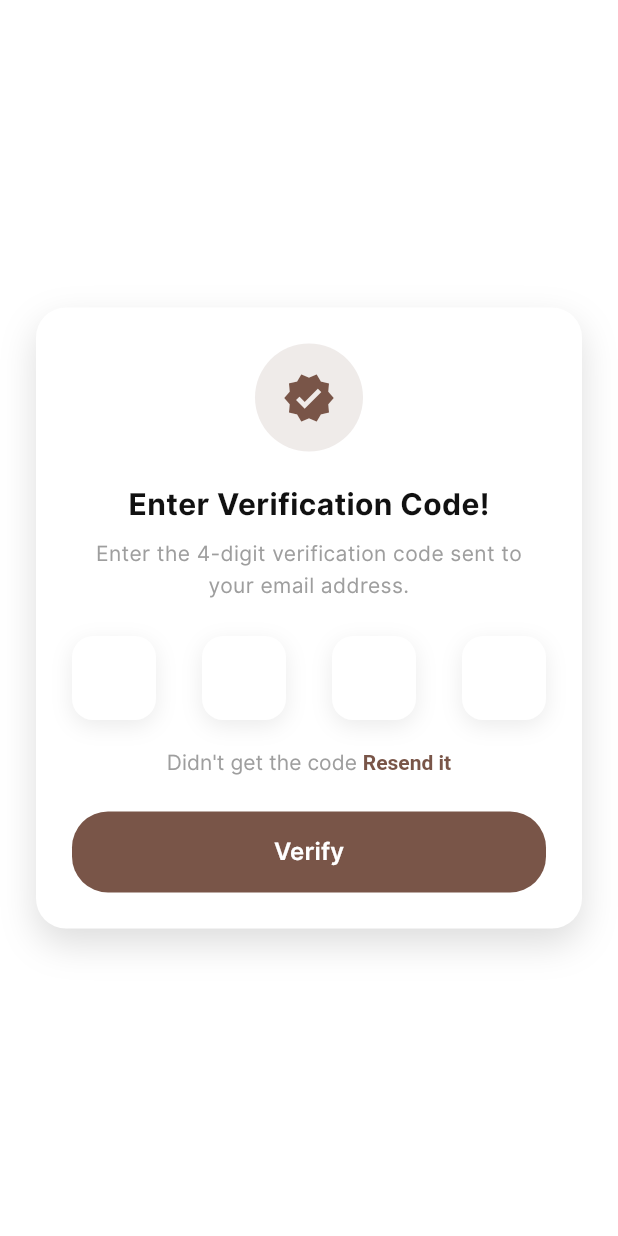
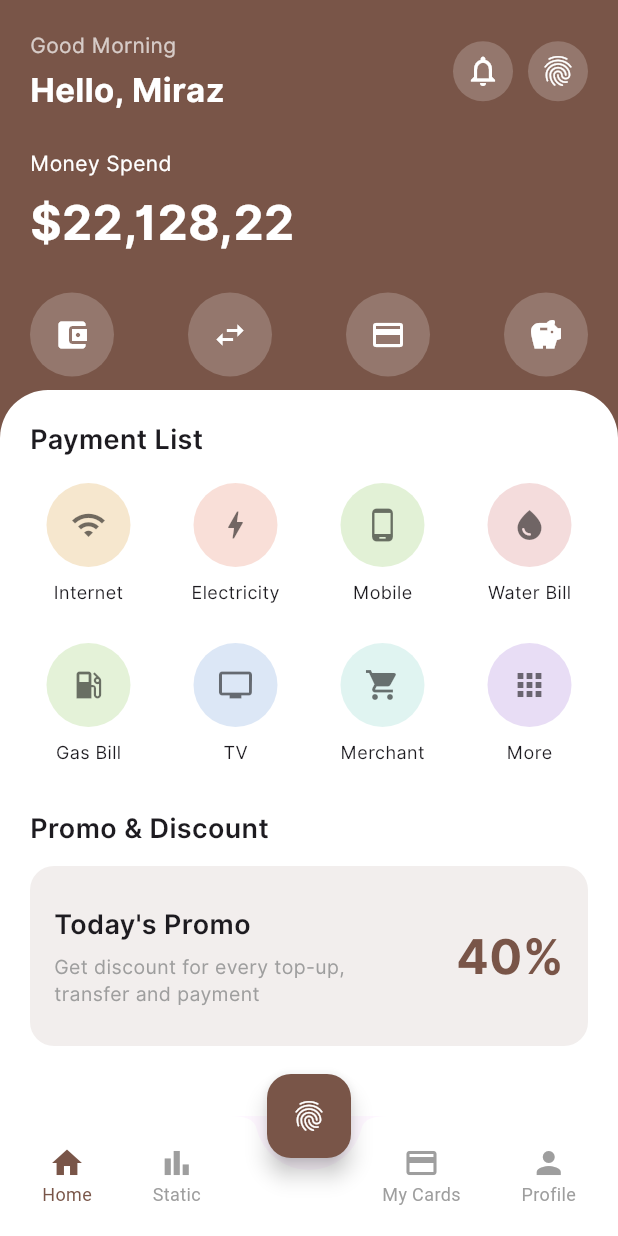
Before and after one commit to ommir/flutter-finance-app, a Flutter app: the OtpVerificationScreen screen opened directly, after a tap on "Verify", on a phone screen of 412 x 824 dp. Run offline on Flutter 3.47's test engine with Material 3 defaults, Android fonts, the phone set to English and light mode, and no system bars.

Commit message:
add: add page home and navigation bar

```diff
--- /dev/null
+++ b/lib/card/my_card_screen.dart
@@ -0,0 +1,17 @@
+import 'package:flutter/material.dart';
+
+class MyCardScreen extends StatefulWidget {
+  const MyCardScreen({super.key});
+
+  @override
+  State<MyCardScreen> createState() => _MyCardScreenState();
+}
+
+class _MyCardScreenState extends State<MyCardScreen> {
+  @override
+  Widget build(BuildContext context) {
+    return Scaffold(
+      body: Center(child: Text("Card"),),
+    );
+  }
+}
--- /dev/null
+++ b/lib/common/my_navigation_bar.dart
@@ -0,0 +1,52 @@
+import 'package:flutter/material.dart';
+import 'package:flutter_finance_app/common/nav_item.dart';
+
+class MyNavigationBar extends StatelessWidget {
+  const MyNavigationBar({super.key, required this.currentIndex, required this.onNavTap});
+
+  final int currentIndex;
+  final void Function(int) onNavTap;
+
+  @override
+  Widget build(BuildContext context) {
+    return BottomAppBar(
+      shape: const CircularNotchedRectangle(),
+      notchMargin: 8,
+      color: Colors.white,
+      elevation: 4,
+      child: Container(
+        padding: EdgeInsets.symmetric(horizontal: 12),
+        child: Row(
+          mainAxisAlignment: MainAxisAlignment.spaceBetween,
+          children: [
+            NavItem(
+              icon: Icons.home,
+              label: "Home",
+              active: currentIndex == 0,
+              onTap: () => onNavTap(0),
+            ),
+            NavItem(
+              icon: Icons.bar_chart,
+              label: "Static",
+              active: currentIndex == 1,
+              onTap: () => onNavTap(1),
+            ),
+            SizedBox(width: 40),
+            NavItem(
+              icon: Icons.credit_card,
+              label: "My Cards",
+              active: currentIndex == 3,
+              onTap: () => onNavTap(3),
+            ),
+            NavItem(
+              icon: Icons.person,
+              label: "Profile",
+              active: currentIndex == 4,
+              onTap: () => onNavTap(4),
+            ),
+          ],
+        ),
+      ),
+    );
+  }
+}
--- /dev/null
+++ b/lib/common/nav_item.dart
@@ -0,0 +1,40 @@
+import 'package:flutter/material.dart';
+import 'package:flutter_finance_app/constant.dart';
+
+class NavItem extends StatelessWidget {
+  const NavItem({
+    super.key,
+    required this.icon,
+    required this.label,
+    required this.active,
+    this.onTap,
+  });
+
+  final IconData icon;
+  final String label;
+  final bool active;
+  final void Function()? onTap;
+
+  @override
+  Widget build(BuildContext context) {
+    return InkWell(
+      onTap: onTap,
+      child: Column(
+        mainAxisSize: MainAxisSize.min,
+        children: [
+          Icon(
+            icon,
+            color: active ? AppColors.primaryBrown : AppColors.textSecondary,
+          ),
+          Text(
+            label,
+            style: TextStyle(
+              fontSize: 12,
+              color: active ? AppColors.primaryBrown : AppColors.textSecondary
+            ),
+          )
+        ],
+      ),
+    );
+  }
+}
--- /dev/null
+++ b/lib/dashboard_screen.dart
@@ -0,0 +1,54 @@
+import 'package:flutter/material.dart';
+import 'package:flutter_finance_app/card/my_card_screen.dart';
+import 'package:flutter_finance_app/common/my_navigation_bar.dart';
+import 'package:flutter_finance_app/constant.dart';
+import 'package:flutter_finance_app/home/home_screen.dart';
+import 'package:flutter_finance_app/profile/profile_screen.dart';
+import 'package:flutter_finance_app/stats/statistics_screen.dart';
+
+class DashboardScreen extends StatefulWidget {
+  const DashboardScreen({super.key});
+
+  @override
+  State<DashboardScreen> createState() => _DashboardScreenState();
+}
+
+class _DashboardScreenState extends State<DashboardScreen> {
+  int currentIndex = 0;
+
+  List<Widget> screens = [
+    HomeScreen(),
+    StatisticsScreen(),
+    SizedBox(),
+    MyCardScreen(),
+    ProfileScreen()
+  ];
+
+  void onBottomNavigationTap(int index) {
+    currentIndex = index;
+    setState(() {
+
+    });
+  }
+
+  @override
+  Widget build(BuildContext context) {
+    return Scaffold(
+      body: IndexedStack(index: currentIndex, children: screens,),
+      bottomNavigationBar: MyNavigationBar(
+        currentIndex: currentIndex,
+        onNavTap: (index) => onBottomNavigationTap(index),
+      ),
+      floatingActionButton: _fab(),
+      floatingActionButtonLocation: FloatingActionButtonLocation.centerDocked,
+    );
+  }
+
+  Widget _fab() {
+    return FloatingActionButton(
+      onPressed: () {},
+      backgroundColor: AppColors.primaryBrown,
+      child: Icon(Icons.fingerprint, color: Colors.white),
+    );
+  }
+}
--- /dev/null
+++ b/lib/home/home_screen.dart
@@ -0,0 +1,416 @@
+import 'package:flutter/material.dart';
+import 'package:flutter_finance_app/constant.dart';
+import 'package:flutter_finance_app/home/model/payment_item_model.dart';
+import 'package:flutter_finance_app/home/model/transaction_item.dart';
+
+class HomeScreen extends StatefulWidget {
+  const HomeScreen({super.key});
+
+  @override
+  State<HomeScreen> createState() => _HomeScreenState();
+}
+
+class _HomeScreenState extends State<HomeScreen> {
+  @override
+  Widget build(BuildContext context) {
+    return Scaffold(
+      backgroundColor: AppColors.primaryBrown,
+      body: SafeArea(
+        child: Stack(
+          children: [
+            Container(
+              padding: EdgeInsets.all(20),
+              decoration: BoxDecoration(color: AppColors.primaryBrown),
+              child: Column(
+                crossAxisAlignment: CrossAxisAlignment.start,
+                children: [
+                  _headerTop(context),
+                  SizedBox(height: 24),
+                  Text(
+                    "Money Spend",
+                    style: TextStyle(
+                      fontFamily: "Inter",
+                      fontSize: 14,
+                      color: Colors.white,
+                    ),
+                  ),
+                  SizedBox(height: 6),
+                  const Text(
+                    "\$22,128,22",
+                    style: TextStyle(
+                      fontFamily: "Inter",
+                      fontSize: 32,
+                      fontWeight: FontWeight.w700,
+                      color: Colors.white,
+                    ),
+                  ),
+                  const SizedBox(height: 24),
+                  _quickActions(context),
+                ],
+              ),
+            ),
+
+            Positioned(
+              top: 260,
+              left: 0,
+              right: 0,
+              bottom: 0,
+              child: Container(
+                padding: EdgeInsets.all(20),
+                decoration: BoxDecoration(
+                  color: Colors.white,
+                  borderRadius: BorderRadius.vertical(
+                    top: Radius.circular(DashboardSizes.headerRadius),
+                  ),
+                ),
+                child: SingleChildScrollView(
+                  child: Column(
+                    children: [
+                      paymentListGrid(context),
+                      SizedBox(height: 24),
+                      promoCard(),
+                      SizedBox(height: 24),
+                      recentTransaction(context),
+                    ],
+                  ),
+                ),
+              ),
+            ),
+          ],
+        ),
+      ),
+    );
+  }
+
+  Widget recentTransaction(BuildContext context) {
+    final items = [
+      TransactionItem(
+        title: "Netflix Subscription",
+        date: "Today, 12:00 PM",
+        amount: -80.25,
+        type: 'payment',
+        icon: Icons.movie,
+      ),
+      TransactionItem(
+        title: "Apple Store",
+        date: "Today, 6:00 AM",
+        amount: -180.25,
+        type: 'payment',
+        icon: Icons.apple,
+      ),
+    ];
+
+    return Column(
+      children: [
+        Row(
+          mainAxisAlignment: MainAxisAlignment.spaceBetween,
+          children: [
+            Text(
+              "Recent Transaction",
+              style: TextStyle(
+                fontSize: 18,
+                fontWeight: FontWeight.w600,
+                fontFamily: "Inter",
+                color: AppColors.primaryBrown,
+              ),
+            ),
+          ],
+        ),
+        const SizedBox(height: 16),
+        Column(
+          children: items.map((item) {
+            final isPositive = item.amount > 0;
+            final badgeColor = item.type == "payment"
+                ? Colors.red
+                : Colors.blue;
+            final badgeText = item.type == "payment" ? "Payment" : "Send Money";
+
+            return GestureDetector(
+              child: Container(
+                margin: EdgeInsets.only(bottom: 12),
+                padding: EdgeInsets.all(14),
+                decoration: BoxDecoration(
+                  color: Colors.white,
+                  borderRadius: BorderRadius.circular(14),
+                  boxShadow: const [AppShadow.soft],
+                ),
+                child: Row(
+                  children: [
+                    Container(
+                      height: 44,
+                      width: 44,
+                      decoration: BoxDecoration(
+                        color: AppColors.primaryBrown.withValues(alpha: 0.22),
+                        shape: BoxShape.circle,
+                      ),
+                      child: Icon(item.icon, color: AppColors.primaryBrown),
+                    ),
+                    const SizedBox(width: 12),
+                    Expanded(
+                      child: Column(
+                        crossAxisAlignment: CrossAxisAlignment.start,
+                        children: [
+                          Text(
+                            item.title,
+                            style: const TextStyle(
+                              fontFamily: "Inter",
+                              fontSize: 15,
+                              fontWeight: FontWeight.w600,
+                            ),
+                          ),
+                          const SizedBox(height: 4),
+                          Text(
+                            item.date,
+                            style: TextStyle(
+                              fontSize: 13,
+                              fontFamily: "Inter",
+                              color: AppColors.textSecondary,
+                            ),
+                          ),
+                        ],
+                      ),
+                    ),
+                    Column(
+                      crossAxisAlignment: CrossAxisAlignment.end,
+                      children: [
+                        Text(
+                          "${isPositive ? "+" : "-"}\$${item.amount.abs().toStringAsFixed(2)}",
+                          style: TextStyle(
+                            fontFamily: "Inter",
+                            fontSize: 15,
+                            fontWeight: FontWeight.w600,
+                          ),
+                        ),
+                        const SizedBox(height: 6),
+                        Container(
+                          padding: EdgeInsets.symmetric(
+                            horizontal: 10,
+                            vertical: 6,
+                          ),
+                          decoration: BoxDecoration(
+                            color: badgeColor.withValues(alpha: 0.12),
+                            borderRadius: BorderRadius.circular(20),
+                          ),
+                          child: Text(
+                            badgeText,
+                            style: TextStyle(
+                              fontFamily: "Inter",
+                              fontSize: 12,
+                              color: badgeColor,
+                            ),
+                          ),
+                        ),
+                      ],
+                    ),
+                  ],
+                ),
+              ),
+            );
+          }).toList(),
+        ),
+      ],
+    );
+  }
+
+  Widget promoCard() {
+    return Column(
+      crossAxisAlignment: CrossAxisAlignment.start,
+      children: [
+        Text(
+          "Promo & Discount",
+          style: TextStyle(
+            fontSize: 18,
+            fontFamily: "Inter",
+            fontWeight: FontWeight.w600,
+          ),
+        ),
+        const SizedBox(height: 12),
+        Container(
+          height: 120,
+          padding: EdgeInsets.all(16),
+          decoration: BoxDecoration(
+            color: AppColors.primaryBrown.withValues(alpha: 0.1),
+            borderRadius: BorderRadius.circular(16),
+          ),
+          child: Row(
+            mainAxisAlignment: MainAxisAlignment.spaceBetween,
+            children: [
+              const Column(
+                crossAxisAlignment: CrossAxisAlignment.start,
+                mainAxisAlignment: MainAxisAlignment.center,
+                children: [
+                  Text(
+                    "Today's Promo",
+                    style: TextStyle(
+                      fontSize: 18,
+                      fontWeight: FontWeight.w600,
+                      fontFamily: "Inter",
+                    ),
+                  ),
+                  SizedBox(height: 6),
+                  Text(
+                    "Get discount for every top-up, \ntransfer and payment",
+                    style: TextStyle(
+                      fontFamily: "Inter",
+                      fontSize: 13,
+                      height: 1.4,
+                      color: AppColors.textSecondary,
+                    ),
+                  ),
+                ],
+              ),
+              const Text(
+                "40%",
+                style: TextStyle(
+                  fontFamily: "Inter",
+                  fontSize: 32,
+                  fontWeight: FontWeight.w700,
+                  color: AppColors.primaryBrown,
+                ),
+              ),
+            ],
+          ),
+        ),
+      ],
+    );
+  }
+
+  Widget paymentListGrid(BuildContext context) {
+    final items = [
+      PaymentItem('Internet', Icons.wifi, Color(0xFFF6E7CE)),
+      PaymentItem('Electricity', Icons.bolt, Color(0xFFF9DFD8)),
+      PaymentItem('Mobile', Icons.phone_android, Color(0xFFE2F1D6)),
+      PaymentItem('Water Bill', Icons.water_drop, Color(0xFFF4DCDC)),
+      PaymentItem('Gas Bill', Icons.local_gas_station, Color(0xFFE4F2D8)),
+      PaymentItem('TV', Icons.tv, Color(0xFFDCE7F6)),
+      PaymentItem('Merchant', Icons.shopping_cart, Color(0xFFE0F4F1)),
+      PaymentItem('More', Icons.apps, Color(0xFFE8DDF5)),
+    ];
+
+    return Column(
+      crossAxisAlignment: CrossAxisAlignment.start,
+      children: [
+        Text(
+          "Payment List",
+          style: TextStyle(
+            fontFamily: "Inter",
+            fontSize: 18,
+            fontWeight: FontWeight.w600,
+          ),
+        ),
+        const SizedBox(height: 16),
+        GridView.builder(
+          shrinkWrap: true,
+          physics: NeverScrollableScrollPhysics(),
+          itemCount: items.length,
+          gridDelegate: const SliverGridDelegateWithFixedCrossAxisCount(
+            crossAxisCount: 4,
+            mainAxisSpacing: 20,
+            crossAxisSpacing: 20,
+            childAspectRatio: 0.9,
+          ),
+          itemBuilder: (context, index) {
+            final item = items[index];
+            return GestureDetector(
+              child: Column(
+                children: [
+                  Container(
+                    height: 56,
+                    width: 56,
+                    decoration: BoxDecoration(
+                      color: item.color,
+                      shape: BoxShape.circle,
+                    ),
+                    child: Icon(item.icon, color: Colors.black54),
+                  ),
+                  const SizedBox(height: 8),
+                  Text(
+                    item.title,
+                    style: const TextStyle(fontFamily: "Inter", fontSize: 12),
+                  ),
+                ],
+              ),
+            );
+          },
+        ),
+      ],
+    );
+  }
+
+  Widget _quickActions(BuildContext context) {
+    return Row(
+      mainAxisAlignment: MainAxisAlignment.spaceBetween,
+      children: [
+        _quickIcon(Icons.account_balance_wallet, () => {}),
+        _quickIcon(Icons.swap_horiz, () => {}),
+        _quickIcon(Icons.credit_card, () => {}),
+        _quickIcon(Icons.savings, () => {}),
+      ],
+    );
+  }
+
+  Widget _quickIcon(IconData icon, Function()? onPressed) {
+    return Container(
+      height: DashboardSizes.iconCircle,
+      width: DashboardSizes.iconCircle,
+      decoration: BoxDecoration(
+        color: Colors.white.withValues(alpha: 0.2),
+        shape: BoxShape.circle,
+      ),
+      child: IconButton(
+        onPressed: onPressed,
+        icon: Icon(icon, color: Colors.white),
+      ),
+    );
+  }
+
+  Widget _headerTop(BuildContext context) {
+    return Row(
+      mainAxisAlignment: MainAxisAlignment.spaceBetween,
+      children: [
+        const Column(
+          crossAxisAlignment: CrossAxisAlignment.start,
+          children: [
+            Text(
+              "Good Morning",
+              style: TextStyle(
+                fontFamily: "Inter",
+                fontSize: 14,
+                color: Colors.white70,
+              ),
+            ),
+            SizedBox(height: 4),
+            Text(
+              "Hello, Miraz",
+              style: TextStyle(
+                fontFamily: "Inter",
+                fontSize: 22,
+                fontWeight: FontWeight.w700,
+                color: Colors.white,
+              ),
+            ),
+          ],
+        ),
+        Row(
+          children: [
+            GestureDetector(child: _circleIcon(Icons.notifications_none)),
+            SizedBox(width: 10),
+            GestureDetector(child: _circleIcon(Icons.fingerprint)),
+          ],
+        ),
+      ],
+    );
+  }
+
+  Container _circleIcon(IconData icon) {
+    return Container(
+      height: 40,
+      width: 40,
+      decoration: BoxDecoration(
+        color: Colors.white.withValues(alpha: 0.2),
+        shape: BoxShape.circle,
+      ),
+      child: Icon(icon, color: Colors.white),
+    );
+  }
+}
--- /dev/null
+++ b/lib/home/model/payment_item_model.dart
@@ -0,0 +1,9 @@
+import 'package:flutter/material.dart';
+
+class PaymentItem {
+  final String title;
+  final IconData icon;
+  final Color color;
+
+  PaymentItem(this.title, this.icon, this.color);
+}
--- /dev/null
+++ b/lib/home/model/transaction_item.dart
@@ -0,0 +1,17 @@
+import 'package:flutter/material.dart';
+
+class TransactionItem {
+  final String title;
+  final String date;
+  final dynamic amount;
+  final String? type;
+  final IconData icon;
+
+  TransactionItem({
+    required this.title,
+    required this.date,
+    required this.amount,
+    this.type,
+    required this.icon,
+  });
+}
--- a/lib/otp_verification_screen.dart
+++ b/lib/otp_verification_screen.dart
@@ -1,5 +1,6 @@
 import 'package:flutter/material.dart';
 import 'package:flutter_finance_app/constant.dart';
+import 'package:flutter_finance_app/dashboard_screen.dart';
 import 'package:flutter_finance_app/login_screen.dart';
 
 class OtpVerificationScreen extends StatefulWidget {
@@ -96,7 +97,15 @@ class _OtpVerificationScreenState extends State<OtpVerificationScreen> {
                   ),
 
                   const SizedBox(height: 24),
-                  MyPrimaryButton(title: "Verify", onPressed: () {},)
+                  MyPrimaryButton(
+                    title: "Verify",
+                    onPressed: () => Navigator.push(
+                      context,
+                      MaterialPageRoute(
+                        builder: (context) => DashboardScreen(),
+                      ),
+                    ),
+                  ),
                 ],
               ),
             ),
--- /dev/null
+++ b/lib/profile/profile_screen.dart
@@ -0,0 +1,17 @@
+import 'package:flutter/material.dart';
+
+class ProfileScreen extends StatefulWidget {
+  const ProfileScreen({super.key});
+
+  @override
+  State<ProfileScreen> createState() => _ProfileScreenState();
+}
+
+class _ProfileScreenState extends State<ProfileScreen> {
+  @override
+  Widget build(BuildContext context) {
+    return Scaffold(
+      body: Center(child: Text("Profile"),),
+    );
+  }
+}
--- /dev/null
+++ b/lib/stats/statistics_screen.dart
@@ -0,0 +1,17 @@
+import 'package:flutter/material.dart';
+
+class StatisticsScreen extends StatefulWidget {
+  const StatisticsScreen({super.key});
+
+  @override
+  State<StatisticsScreen> createState() => _StatisticsScreenState();
+}
+
+class _StatisticsScreenState extends State<StatisticsScreen> {
+  @override
+  Widget build(BuildContext context) {
+    return Scaffold(
+      body: Center(child: Text("Statistic"),),
+    );
+  }
+}
```
